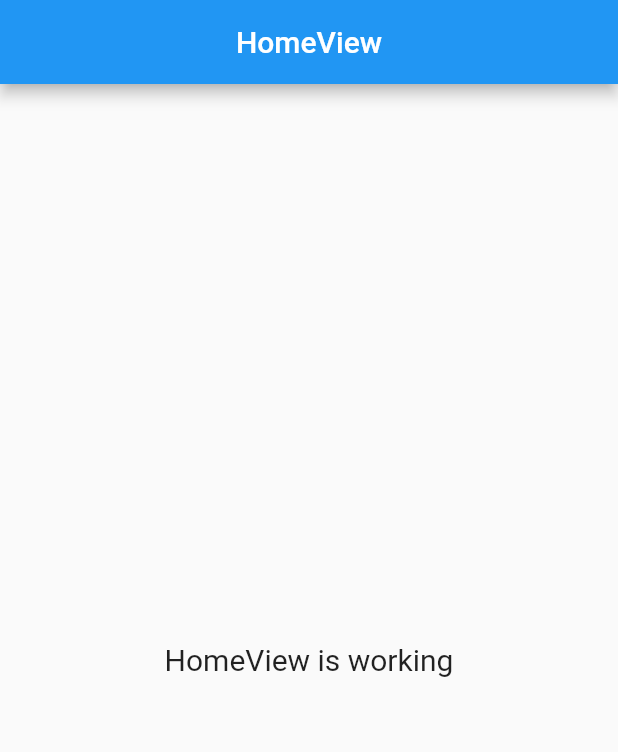
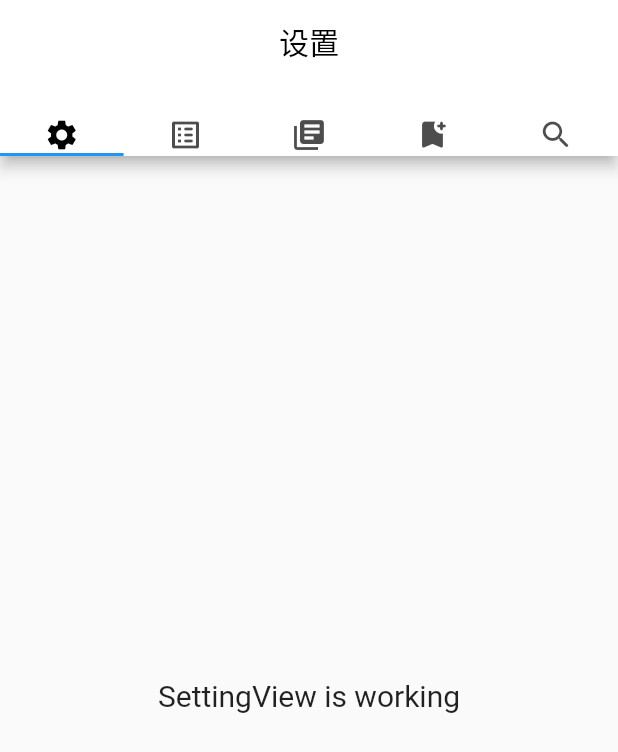
Before and after one commit to fengwensheng/flutter_agora, a Flutter app: the screen it shows after launch, on a phone screen of 412 x 824 dp. Shown: the top 752 px of the screen. Run offline on Flutter 3.47's test engine with Material 2 defaults, Android fonts, the light colour scheme and no system bars; our stand-ins replace get.

Commit message:
general view struct

```diff
--- a/lib/app/modules/home/home_controller.dart
+++ b/lib/app/modules/home/home_controller.dart
@@ -1,7 +1,21 @@
+import 'package:flutter/material.dart';
 import 'package:get/get.dart';
 
 class HomeController extends GetxController {
-  final count = 0.obs;
+  static const tabLabels = [
+    '设置',
+    '播放列表',
+    '播客库',
+    '订阅',
+    '发现',
+  ];
+  static const tabIcons = [
+    Icons.settings,
+    Icons.list_alt_rounded,
+    Icons.library_books,
+    Icons.bookmark_add_rounded,
+    Icons.search_rounded
+  ];
   @override
   void onInit() {
     super.onInit();
@@ -14,5 +28,4 @@ class HomeController extends GetxController {
 
   @override
   void onClose() {}
-  void increment() => count.value++;
 }
--- a/lib/app/modules/home/home_view.dart
+++ b/lib/app/modules/home/home_view.dart
@@ -1,21 +1,47 @@
 import 'package:flutter/material.dart';
+import 'package:flutter_agora/app/modules/home/discover/discover_view.dart';
+import 'package:flutter_agora/app/modules/home/library/library_view.dart';
+import 'package:flutter_agora/app/modules/home/playlist/playlist_view.dart';
+import 'package:flutter_agora/app/modules/home/setting/setting_view.dart';
+import 'package:flutter_agora/app/modules/home/subscription/subscription_view.dart';
 import 'package:get/get.dart';
 import 'home_controller.dart';
 
 class HomeView extends GetView<HomeController> {
   @override
-  Widget build(BuildContext context) {
-    return Scaffold(
-      appBar: AppBar(
-        title: Text('HomeView'),
+  Widget build(_) => DefaultTabController(
+        length: 5,
+        child: Scaffold(
+          appBar: _buildAppBar(),
+          body: _buildBody(),
+        ),
+      );
+
+  AppBar _buildAppBar() => AppBar(
         centerTitle: true,
-      ),
-      body: Center(
-        child: Text(
-          'HomeView is working',
-          style: TextStyle(fontSize: 20),
+        backgroundColor: Colors.white,
+        title: Text(
+          '设置',
+          style: TextStyle(
+            color: Colors.black,
+          ),
         ),
-      ),
-    );
-  }
+        bottom: TabBar(
+          labelColor: Colors.black,
+          tabs: List.generate(
+            HomeController.tabIcons.length,
+            (i) => Icon(HomeController.tabIcons[i]),
+          ),
+        ),
+      );
+
+  Widget _buildBody() => TabBarView(
+        children: [
+          SettingView(),
+          PlaylistView(),
+          LibraryView(),
+          SubscriptionView(),
+          DiscoverView(),
+        ],
+      );
 }
--- /dev/null
+++ b/lib/app/modules/home/setting/setting_view.dart
@@ -0,0 +1,18 @@
+import 'package:flutter/material.dart';
+import 'package:get/get.dart';
+
+import 'setting_controller.dart';
+
+class SettingView extends GetView<SettingController> {
+  @override
+  Widget build(BuildContext context) {
+    return Scaffold(
+      body: Center(
+        child: Text(
+          'SettingView is working',
+          style: TextStyle(fontSize: 20),
+        ),
+      ),
+    );
+  }
+}
--- a/lib/app/routes/app_pages.dart
+++ b/lib/app/routes/app_pages.dart
@@ -1,6 +1,17 @@
+import 'package:flutter_agora/app/modules/home/discover/discover_binding.dart';
+import 'package:flutter_agora/app/modules/home/discover/discover_view.dart';
+import 'package:flutter_agora/app/modules/home/library/library_binding.dart';
+import 'package:flutter_agora/app/modules/home/library/library_view.dart';
+import 'package:flutter_agora/app/modules/home/playlist/playlist_binding.dart';
+import 'package:flutter_agora/app/modules/home/playlist/playlist_view.dart';
+import 'package:flutter_agora/app/modules/home/setting/setting_binding.dart';
+import 'package:flutter_agora/app/modules/home/setting/setting_view.dart';
+import 'package:flutter_agora/app/modules/home/subscription/subscription_binding.dart';
+import 'package:flutter_agora/app/modules/home/subscription/subscription_view.dart';
+import 'package:get/get.dart';
 import 'package:flutter_agora/app/modules/home/home_binding.dart';
 import 'package:flutter_agora/app/modules/home/home_view.dart';
-import 'package:get/get.dart';
+
 part 'app_routes.dart';
 
 class AppPages {
@@ -13,6 +24,33 @@ class AppPages {
       name: _Paths.HOME,
       page: () => HomeView(),
       binding: HomeBinding(),
+      children: [
+        GetPage(
+          name: _Paths.SETTING,
+          page: () => SettingView(),
+          binding: SettingBinding(),
+        ),
+        GetPage(
+          name: _Paths.SUBSCRIPTION,
+          page: () => SubscriptionView(),
+          binding: SubscriptionBinding(),
+        ),
+        GetPage(
+          name: _Paths.DISCOVER,
+          page: () => DiscoverView(),
+          binding: DiscoverBinding(),
+        ),
+        GetPage(
+          name: _Paths.PLAYLIST,
+          page: () => PlaylistView(),
+          binding: PlaylistBinding(),
+        ),
+        GetPage(
+          name: _Paths.LIBRARY,
+          page: () => LibraryView(),
+          binding: LibraryBinding(),
+        ),
+      ],
     ),
   ];
 }
--- a/lib/app/routes/app_routes.dart
+++ b/lib/app/routes/app_routes.dart
@@ -5,8 +5,18 @@ abstract class Routes {
   Routes._();
 
   static const HOME = _Paths.HOME;
+  static const SETTING = _Paths.HOME + _Paths.SETTING;
+  static const SUBSCRIPTION = _Paths.HOME + _Paths.SUBSCRIPTION;
+  static const DISCOVER = _Paths.HOME + _Paths.DISCOVER;
+  static const PLAYLIST = _Paths.HOME + _Paths.PLAYLIST;
+  static const LIBRARY = _Paths.HOME + _Paths.LIBRARY;
 }
 
 abstract class _Paths {
   static const HOME = '/home';
+  static const SETTING = '/setting';
+  static const SUBSCRIPTION = '/subscription';
+  static const DISCOVER = '/discover';
+  static const PLAYLIST = '/playlist';
+  static const LIBRARY = '/library';
 }
```
Also changed, not shown: lib/app/modules/home/discover/discover_binding.dart (added, +11 -0 lines), lib/app/modules/home/discover/discover_controller.dart (added, +18 -0 lines), lib/app/modules/home/discover/discover_view.dart (added, +19 -0 lines), lib/app/modules/home/library/library_binding.dart (added, +12 -0 lines), lib/app/modules/home/library/library_controller.dart (added, +18 -0 lines), lib/app/modules/home/library/library_view.dart (added, +19 -0 lines), lib/app/modules/home/playlist/playlist_binding.dart (added, +11 -0 lines), lib/app/modules/home/playlist/playlist_controller.dart (added, +18 -0 lines), lib/app/modules/home/playlist/playlist_view.dart (added, +19 -0 lines), lib/app/modules/home/setting/setting_binding.dart (added, +11 -0 lines), lib/app/modules/home/setting/setting_controller.dart (added, +18 -0 lines), lib/app/modules/home/subscription/subscription_binding.dart (added, +11 -0 lines), lib/app/modules/home/subscription/subscription_controller.dart (added, +18 -0 lines), lib/app/modules/home/subscription/subscription_view.dart (added, +19 -0 lines).
